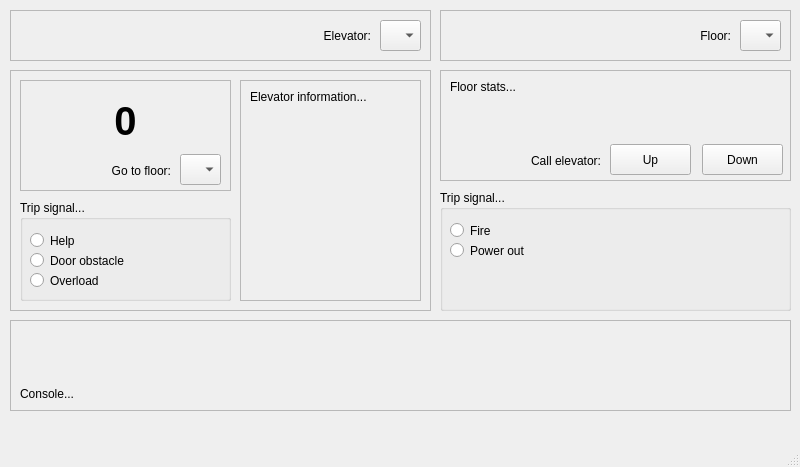
This is mainwindow.ui in MattCzar13/a3 as Qt 5 draws it before an edit. The edited form follows.
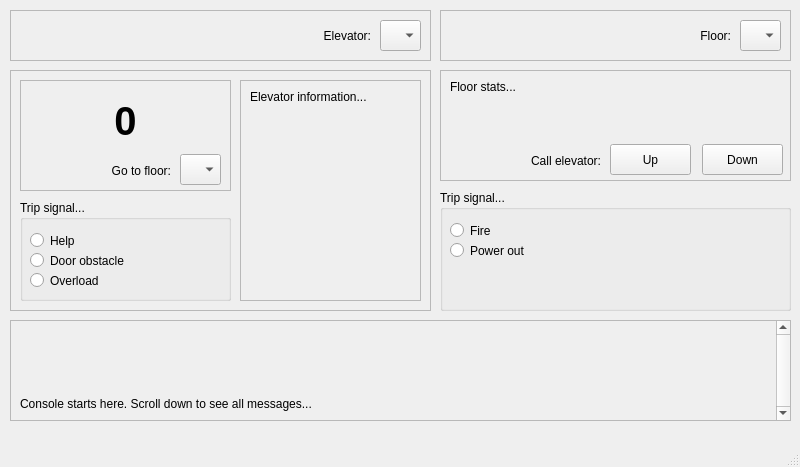
This is the edited form.

Commit message: Starting to implement classes. Added a console print function.

```diff
--- a/mainwindow.ui
+++ b/mainwindow.ui
@@ -400,36 +400,60 @@
      </property>
     </widget>
    </widget>
-   <widget class="QFrame" name="frame_console">
+   <widget class="QScrollArea" name="scroll_console">
     <property name="geometry">
      <rect>
       <x>10</x>
       <y>320</y>
       <width>781</width>
-      <height>91</height>
+      <height>101</height>
      </rect>
     </property>
+    <property name="sizePolicy">
+     <sizepolicy hsizetype="Expanding" vsizetype="Expanding">
+      <horstretch>0</horstretch>
+      <verstretch>0</verstretch>
+     </sizepolicy>
+    </property>
+    <property name="focusPolicy">
+     <enum>Qt::WheelFocus</enum>
+    </property>
     <property name="frameShape">
      <enum>QFrame::StyledPanel</enum>
     </property>
     <property name="frameShadow">
-     <enum>QFrame::Raised</enum>
+     <enum>QFrame::Sunken</enum>
     </property>
-    <widget class="QLabel" name="label_console">
+    <property name="verticalScrollBarPolicy">
+     <enum>Qt::ScrollBarAlwaysOn</enum>
+    </property>
+    <property name="widgetResizable">
+     <bool>true</bool>
+    </property>
+    <property name="alignment">
+     <set>Qt::AlignBottom|Qt::AlignLeading|Qt::AlignLeft</set>
+    </property>
+    <widget class="QWidget" name="scrollAreaWidgetContents">
      <property name="geometry">
       <rect>
-       <x>10</x>
-       <y>10</y>
-       <width>761</width>
-       <height>71</height>
+       <x>0</x>
+       <y>0</y>
+       <width>765</width>
+       <height>99</height>
       </rect>
      </property>
-     <property name="text">
-      <string>Console...</string>
-     </property>
-     <property name="alignment">
-      <set>Qt::AlignBottom|Qt::AlignLeading|Qt::AlignLeft</set>
-     </property>
+     <layout class="QVBoxLayout" name="verticalLayout">
+      <item>
+       <widget class="QLabel" name="label_console">
+        <property name="text">
+         <string>Console starts here. Scroll down to see all messages...</string>
+        </property>
+        <property name="alignment">
+         <set>Qt::AlignBottom|Qt::AlignLeading|Qt::AlignLeft</set>
+        </property>
+       </widget>
+      </item>
+     </layout>
     </widget>
    </widget>
   </widget>
```
The commit also changes 4 other files.
